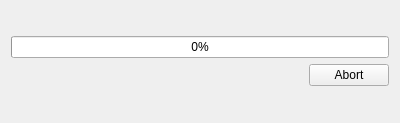
First picture: the form in src/dialogprogress.ui, repository p166/BillDownloader, before the edit.
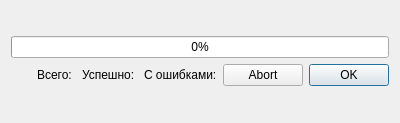
Second picture: the form after the edit.

The edit to the form file:
```diff
--- a/src/dialogprogress.ui
+++ b/src/dialogprogress.ui
@@ -16,7 +16,7 @@
   <layout class="QGridLayout" name="gridLayout_2">
    <item row="0" column="0">
     <layout class="QGridLayout" name="gridLayout">
-     <item row="1" column="1">
+     <item row="1" column="4">
       <widget class="QPushButton" name="btAbort">
        <property name="text">
         <string>Abort</string>
@@ -36,7 +36,38 @@
        </property>
       </spacer>
      </item>
-     <item row="0" column="0" colspan="2">
+     <item row="1" column="1">
+      <widget class="QLabel" name="lbTotal">
+       <property name="text">
+        <string>Всего: </string>
+       </property>
+      </widget>
+     </item>
+     <item row="1" column="2">
+      <widget class="QLabel" name="lbSuccess">
+       <property name="text">
+        <string>Успешно: </string>
+       </property>
+      </widget>
+     </item>
+     <item row="1" column="3">
+      <widget class="QLabel" name="lbFail">
+       <property name="text">
+        <string>С ошибками:</string>
+       </property>
+      </widget>
+     </item>
+     <item row="1" column="5">
+      <widget class="QPushButton" name="btOK">
+       <property name="text">
+        <string>OK</string>
+       </property>
+       <property name="default">
+        <bool>true</bool>
+       </property>
+      </widget>
+     </item>
+     <item row="0" column="0" colspan="6">
       <widget class="QProgressBar" name="pbProgress">
        <property name="value">
         <number>0</number>
```
Left out of the diff: 2 changed lines with no effect on the pictures.
